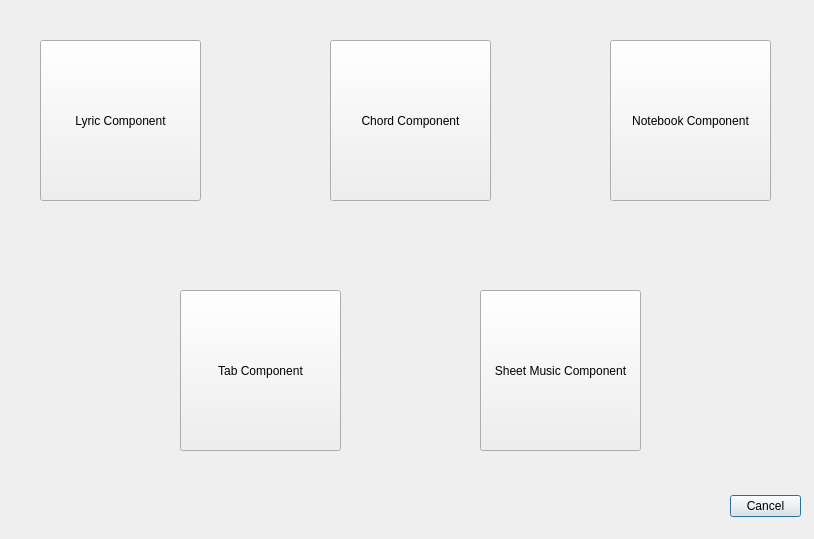
JJB9922/MusiDoodle, file src/newcomponentpicker.ui: the form before one commit.
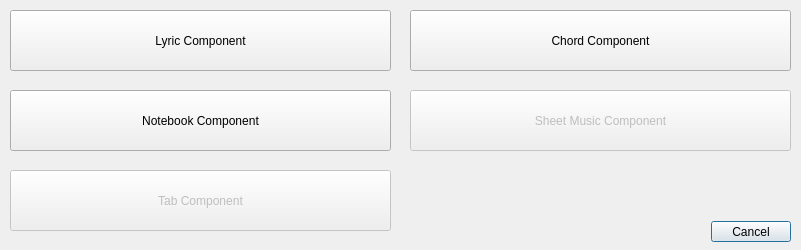
The form after the commit.

Diff of the .ui file:
```diff
--- a/src/newcomponentpicker.ui
+++ b/src/newcomponentpicker.ui
@@ -6,8 +6,8 @@
    <rect>
     <x>0</x>
     <y>0</y>
-    <width>814</width>
-    <height>539</height>
+    <width>801</width>
+    <height>250</height>
    </rect>
   </property>
   <property name="windowTitle">
@@ -16,10 +16,10 @@
   <widget class="QDialogButtonBox" name="buttonBox">
    <property name="geometry">
     <rect>
-     <x>730</x>
-     <y>490</y>
-     <width>71</width>
-     <height>32</height>
+     <x>710</x>
+     <y>221</y>
+     <width>81</width>
+     <height>21</height>
     </rect>
    </property>
    <property name="orientation">
@@ -32,10 +32,10 @@
   <widget class="QPushButton" name="lyricComponentButton">
    <property name="geometry">
     <rect>
-     <x>40</x>
-     <y>40</y>
-     <width>161</width>
-     <height>161</height>
+     <x>10</x>
+     <y>10</y>
+     <width>381</width>
+     <height>61</height>
     </rect>
    </property>
    <property name="text">
@@ -45,10 +45,10 @@
   <widget class="QPushButton" name="chordComponentButton">
    <property name="geometry">
     <rect>
-     <x>330</x>
-     <y>40</y>
-     <width>161</width>
-     <height>161</height>
+     <x>410</x>
+     <y>10</y>
+     <width>381</width>
+     <height>61</height>
     </rect>
    </property>
    <property name="text">
@@ -56,12 +56,15 @@
    </property>
   </widget>
   <widget class="QPushButton" name="tabComponentButton">
+   <property name="enabled">
+    <bool>false</bool>
+   </property>
    <property name="geometry">
     <rect>
-     <x>180</x>
-     <y>290</y>
-     <width>161</width>
-     <height>161</height>
+     <x>10</x>
+     <y>170</y>
+     <width>381</width>
+     <height>61</height>
     </rect>
    </property>
    <property name="text">
@@ -69,12 +72,15 @@
    </property>
   </widget>
   <widget class="QPushButton" name="sheetMusicComponentButton">
+   <property name="enabled">
+    <bool>false</bool>
+   </property>
    <property name="geometry">
     <rect>
-     <x>480</x>
-     <y>290</y>
-     <width>161</width>
-     <height>161</height>
+     <x>410</x>
+     <y>90</y>
+     <width>381</width>
+     <height>61</height>
     </rect>
    </property>
    <property name="text">
@@ -84,10 +90,10 @@
   <widget class="QPushButton" name="notebookComponentButton">
    <property name="geometry">
     <rect>
-     <x>610</x>
-     <y>40</y>
-     <width>161</width>
-     <height>161</height>
+     <x>10</x>
+     <y>90</y>
+     <width>381</width>
+     <height>61</height>
     </rect>
    </property>
    <property name="text">
```
